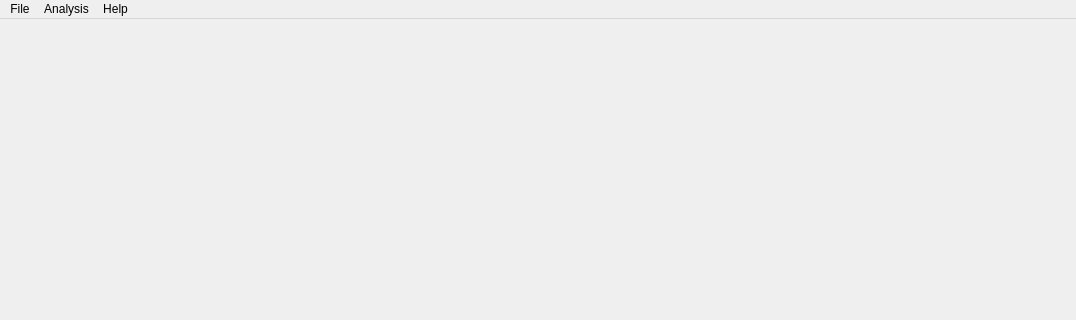
First picture: the form in src/main_window.ui, repository heterophyllus/Geopter, before the edit; both pictures show x 0 to 1076 and y 0 to 320 of the 1076 by 697 pixel window.
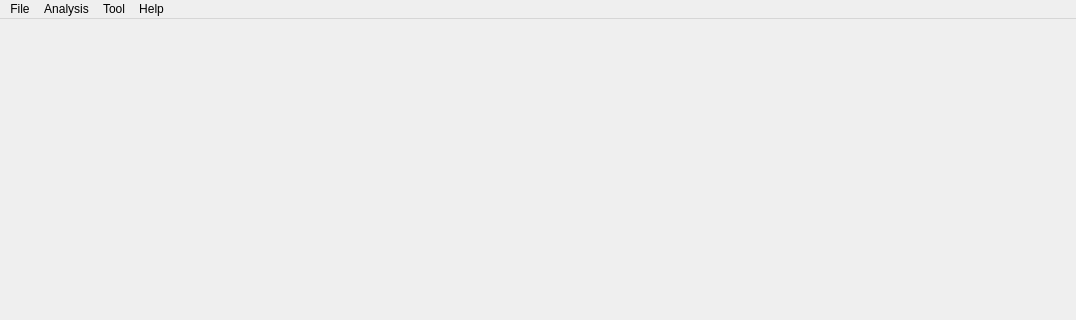
Second picture: the form after the edit.

Patch:
```diff
--- a/src/main_window.ui
+++ b/src/main_window.ui
@@ -49,8 +49,15 @@
     </property>
     <addaction name="actionAbout"/>
    </widget>
+   <widget class="QMenu" name="menuTool">
+    <property name="title">
+     <string>Tool</string>
+    </property>
+    <addaction name="actionDebug_Stream"/>
+   </widget>
    <addaction name="menuFile"/>
    <addaction name="menuAnalysis"/>
+   <addaction name="menuTool"/>
    <addaction name="menuHelp"/>
   </widget>
   <widget class="QStatusBar" name="statusbar"/>
```
Left out of the diff: 11 changed lines with no effect on the pictures.
